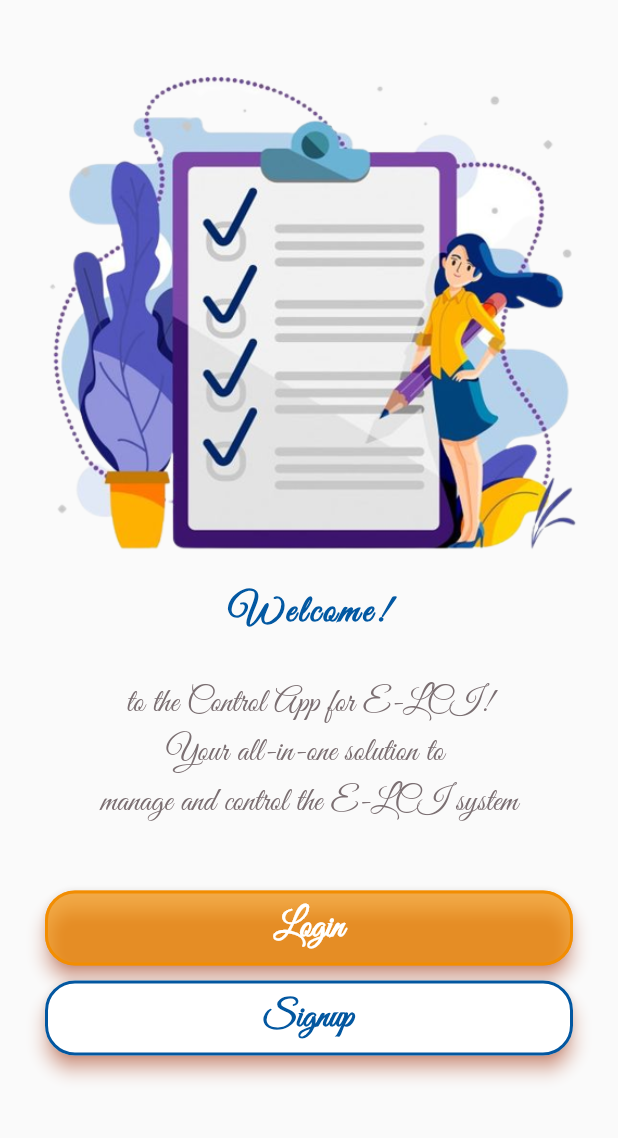
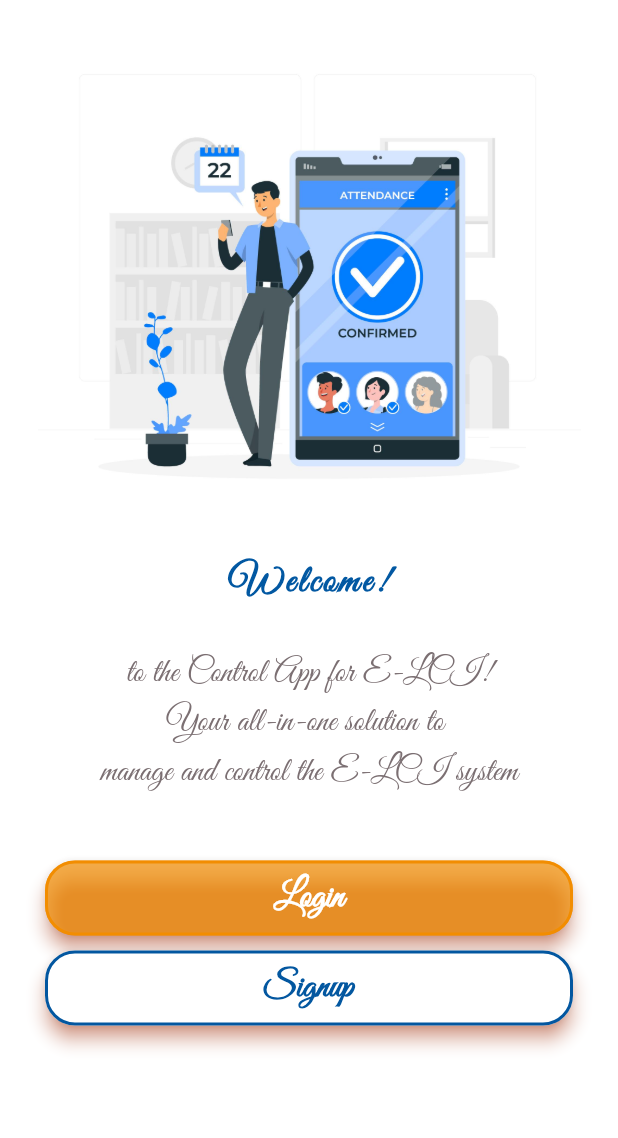
Before and after one commit to groupelci/control-E-LCI, a Flutter app: the screen it shows after launch, on a phone screen of 412 x 824 dp, the part 98-1236 px from its top. Run offline on Flutter 3.47's test engine with Material 2 defaults, Android fonts, the phone set to English and light mode, and no system bars; our stand-ins replace cloud_firestore, firebase_auth, firebase_core, font_awesome_flutter, get, shared_preferences; accounts and stored records are empty.

Commit message:
home screen

```diff
--- a/lib/views/screens/started_screen.dart
+++ b/lib/views/screens/started_screen.dart
@@ -10,6 +10,7 @@ class StartedScreen extends StatelessWidget {
   @override
   Widget build(BuildContext context) {
     return Scaffold(
+      backgroundColor: Colors.white,
       body: SingleChildScrollView(
         child: Padding(
           padding: const EdgeInsets.all(25),
@@ -22,8 +23,8 @@ class StartedScreen extends StatelessWidget {
                   MyCustomTextWidget(index: 3,text: 'LCI Group' ,)
                 ],
               ),
-              const SizedBox(height: 30,),
-              Image.asset('assets/images/gestion.png'),
+              const SizedBox(height: 10,),
+              Image.asset('assets/images/control.jpg'),
               MyCustomTextWidget(index:1 ,text:'Welcome!' ,),
               const SizedBox(height: 30,),
               MyCustomTextWidget(index:2 ,text:'to the Control App for E-LCI!' ,),
--- a/lib/views/widgets/my_custom_button.dart
+++ b/lib/views/widgets/my_custom_button.dart
@@ -7,6 +7,7 @@ class CustomButton extends StatelessWidget {
   final Color primary;
   final Color onPrimary;
   final double? buttomHight;
+  final double? buttonwidth;
   const CustomButton({
     Key? key,
     required this.text,
@@ -15,7 +16,8 @@ class CustomButton extends StatelessWidget {
     required this.sideColor,
     required this.primary,
     required this.onPrimary,
-    this.buttomHight= 50 ,
+    this.buttomHight= 50,
+    this.buttonwidth=double.infinity ,
   }) : super(key: key);
 
   @override
@@ -24,7 +26,7 @@ class CustomButton extends StatelessWidget {
         padding: const EdgeInsets.symmetric(vertical: 5.0, horizontal: 5),
         child: Container(
             height: buttomHight ,
-            width: double.infinity,
+            width: buttonwidth,
             child: ElevatedButton(
               onPressed: onPressed,
               style: ElevatedButton.styleFrom(
--- a/lib/views/widgets/my_custom_text.dart
+++ b/lib/views/widgets/my_custom_text.dart
@@ -62,18 +62,18 @@ class MyCustomTextWidget extends StatelessWidget {
         break;
       case 4://Subtitle
         textStyle = TextStyle(
-          fontFamily: 'GreatVibes-Regular',
-          fontSize:getResponsiveFontSize(context, 19),
+          fontFamily: 'GreatVibes',
+          fontSize:getResponsiveFontSize(context, 23),
           fontWeight: FontWeight.w400,
           color:
           // settingscontroller.isDarkMode.value
           //     ? Colors.white// Use dark mode color
-          thirdColor, // Use light mode color
+          buttonColor, // Use light mode color
         );
         break;
       case 5://Subtitle
         textStyle = TextStyle(
-          fontFamily: 'GreatVibes-Regular',
+          fontFamily: 'GreatVibes',
           fontSize:getResponsiveFontSize(context, 19),
           fontWeight: FontWeight.w400,
           color:
@@ -84,8 +84,8 @@ class MyCustomTextWidget extends StatelessWidget {
         break;
       case 6://Subtitle
         textStyle = TextStyle(
-          fontFamily: 'GreatVibes-Regular',
-          fontSize:getResponsiveFontSize(context, 20),
+          fontFamily: 'GreatVibes',
+          fontSize:getResponsiveFontSize(context, 25),
           fontWeight: FontWeight.w400,
           color:
           // settingscontroller.isDarkMode.value
@@ -95,7 +95,7 @@ class MyCustomTextWidget extends StatelessWidget {
         break;
       case 7://head
         textStyle = TextStyle(
-          fontFamily: 'GreatVibes-Regular',
+          fontFamily: 'GreatVibes',
           fontSize: getResponsiveFontSize(context, 25),
           fontWeight: FontWeight.w700,
           color:
@@ -107,7 +107,7 @@ class MyCustomTextWidget extends StatelessWidget {
         break;
       case 8://head
         textStyle = TextStyle(
-          fontFamily: 'GreatVibes-Regular',
+          fontFamily: 'GreatVibes',
           fontSize:getResponsiveFontSize(context, 20),
           fontWeight: FontWeight.w700,
           color: Colors.white,
@@ -117,7 +117,7 @@ class MyCustomTextWidget extends StatelessWidget {
         break;
       case 9://Subtitle
         textStyle = TextStyle(
-          fontFamily: 'GreatVibes-Regular',
+          fontFamily: 'GreatVibes',
           fontSize:getResponsiveFontSize(context, 15),
           fontWeight: FontWeight.w400,
           color:
@@ -128,7 +128,7 @@ class MyCustomTextWidget extends StatelessWidget {
         break;
       case 10://Subtitle
         textStyle = TextStyle(
-          fontFamily: 'GreatVibes-Regular',
+          fontFamily: 'GreatVibes',
           fontSize:getResponsiveFontSize(context, 12),
           fontWeight: FontWeight.w400,
           color:
@@ -139,7 +139,7 @@ class MyCustomTextWidget extends StatelessWidget {
         break;
       case 11://head
         textStyle = TextStyle(
-          fontFamily: 'GreatVibes-Regular',
+          fontFamily: 'GreatVibes',
           fontSize:getResponsiveFontSize(context, 21),
           fontWeight: FontWeight.w700,
           color:
@@ -151,7 +151,7 @@ class MyCustomTextWidget extends StatelessWidget {
         break;
       case 12://head
         textStyle = TextStyle(
-          fontFamily: 'GreatVibes-Regular',
+          fontFamily: 'GreatVibes',
           fontSize: getResponsiveFontSize(context, 19),
           fontWeight: FontWeight.w700,
           color:
@@ -163,7 +163,7 @@ class MyCustomTextWidget extends StatelessWidget {
         break;
       case 13://Subtitle
         textStyle = TextStyle(
-          fontFamily: 'GreatVibes-Regular',
+          fontFamily: 'GreatVibes',
           fontSize: getResponsiveFontSize(context, 15),
           fontWeight: FontWeight.w400,
           color:
@@ -174,7 +174,7 @@ class MyCustomTextWidget extends StatelessWidget {
         break;
       case 14://head
         textStyle = TextStyle(
-          fontFamily: 'GreatVibes-Regular',
+          fontFamily: 'GreatVibes',
           fontSize:getResponsiveFontSize(context, 11),
           fontWeight: FontWeight.w500,
           color:
@@ -187,7 +187,7 @@ class MyCustomTextWidget extends StatelessWidget {
         break;
       case 15://Subtitle
         textStyle = TextStyle(
-          fontFamily: 'GreatVibes-Regular',
+          fontFamily: 'GreatVibes',
           fontSize: getResponsiveFontSize(context, 12),
           fontWeight: FontWeight.w400,
           color: Colors.white,
@@ -195,7 +195,7 @@ class MyCustomTextWidget extends StatelessWidget {
         break;
       case 16://Subtitle
         textStyle = TextStyle(
-          fontFamily: 'GreatVibes-Regular',
+          fontFamily: 'GreatVibes',
           fontSize:getResponsiveFontSize(context, 15),
           fontWeight: FontWeight.w400,
           color:
@@ -206,7 +206,7 @@ class MyCustomTextWidget extends StatelessWidget {
         break;
       case 17://Subtitle
         textStyle = TextStyle(
-          fontFamily: 'GreatVibes-Regular',
+          fontFamily: 'GreatVibes',
           fontSize:getResponsiveFontSize(context, 15),
           fontWeight: FontWeight.w400,
           color:
@@ -217,7 +217,7 @@ class MyCustomTextWidget extends StatelessWidget {
         break;
       default:
         textStyle = TextStyle(
-          fontFamily: 'GreatVibes-Regular',
+          fontFamily: 'GreatVibes',
           fontSize: getResponsiveFontSize(context, 12),
           fontWeight: FontWeight.w400,
         );
```
Also changed, not shown: lib/presenter/controllers/home_controller.dart (added, +55 -0 lines), lib/views/screens/home_screen.dart (+79 -8 lines), assets/images/control.jpg (added), assets/images/gestion.png (deleted).
